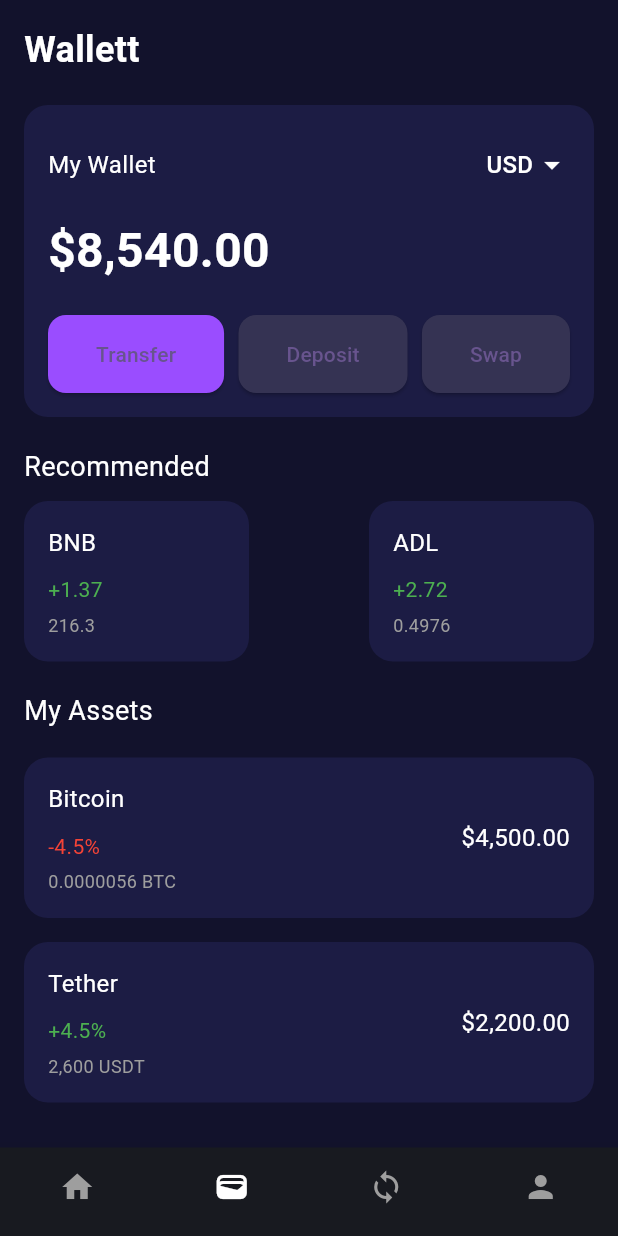
After one commit to RasZarky/Pepe, a Flutter app: the screen it shows after launch, item 2 of the bottom bar chosen, on a phone screen of 412 x 824 dp. The commit adds this screen. Run offline on Flutter 3.47's test engine with Material 3 defaults, Android fonts, the light colour scheme and no system bars; missing offline and left inert: crypto_market.

Commit message:
wallet basic structure added

```diff
--- a/lib/bottomNavBar/bottom_nav_bar.dart
+++ b/lib/bottomNavBar/bottom_nav_bar.dart
@@ -1,17 +1,25 @@
 import 'package:flutter/material.dart';
+import 'package:pepe/home/home_page.dart';
+import 'package:pepe/wallet/wallet_page.dart';
 
 class BottomNavigationBarWidget extends StatefulWidget {
+  final int selectedindex;
+
+  const BottomNavigationBarWidget({super.key, required this.selectedindex});
+
   @override
   _BottomNavigationBarWidgetState createState() => _BottomNavigationBarWidgetState();
 }
 
 class _BottomNavigationBarWidgetState extends State<BottomNavigationBarWidget> {
-  int _selectedIndex = 0;
+
 
   void _onItemTapped(int index) {
-    setState(() {
-      _selectedIndex = index;
-    });
+    if (index == 1 && widget.selectedindex != 1){
+      Navigator.push(context, MaterialPageRoute(builder: (context) => const WalletPage()));
+    } else if(index == 0 && widget.selectedindex != 0){
+      Navigator.push(context, MaterialPageRoute(builder: (context) => const HomePage()));
+    }
   }
  //ToDo Complete this part
   @override
@@ -24,7 +32,7 @@ class _BottomNavigationBarWidgetState extends State<BottomNavigationBarWidget> {
         ),
         BottomNavigationBarItem(
           icon: Icon(Icons.wallet),
-          label: '',
+          label: 'Wallet',
         ),
         BottomNavigationBarItem(
           icon: Icon(Icons.loop),
@@ -35,7 +43,7 @@ class _BottomNavigationBarWidgetState extends State<BottomNavigationBarWidget> {
           label: '',
         ),
       ],
-      currentIndex: _selectedIndex,
+      currentIndex: widget.selectedindex,
       selectedItemColor: Colors.white,
       unselectedItemColor: Colors.grey,
       backgroundColor: Color(0xFF181A20),
--- a/lib/home/home_page.dart
+++ b/lib/home/home_page.dart
@@ -220,7 +220,7 @@ class _HomePageState extends State<HomePage> {
           ),
         ),
       ),
-      bottomNavigationBar: BottomNavigationBarWidget(),
+      bottomNavigationBar: BottomNavigationBarWidget(selectedindex: 0,),
     );
 
 }
--- /dev/null
+++ b/lib/wallet/wallet_page.dart
@@ -0,0 +1,232 @@
+import 'package:flutter/cupertino.dart';
+import 'package:flutter/material.dart';
+
+import '../bottomNavBar/bottom_nav_bar.dart';
+
+class WalletPage extends StatefulWidget {
+  const WalletPage({super.key});
+
+  @override
+  State<WalletPage> createState() => _WalletPageState();
+}
+
+class _WalletPageState extends State<WalletPage> {
+  @override
+  Widget build(BuildContext context) {
+    return Scaffold(
+      backgroundColor: Color(0xFF12122C),
+      bottomNavigationBar: BottomNavigationBarWidget(selectedindex: 1,),
+      body: SafeArea(
+        child: Padding(
+          padding: const EdgeInsets.all(16.0),
+          child: SingleChildScrollView(
+            child: Column(
+              crossAxisAlignment: CrossAxisAlignment.start,
+              children: [
+                Text(
+                  'Wallett',
+                  style: TextStyle(
+                    color: Colors.white,
+                    fontSize: 24,
+                    fontWeight: FontWeight.bold,
+                  ),
+                ),
+                SizedBox(height: 20),
+                Container(
+                  padding: EdgeInsets.all(16),
+                  decoration: BoxDecoration(
+                    color: Color(0xFF1C1C44),
+                    borderRadius: BorderRadius.circular(16),
+                  ),
+                  child: Column(
+                    crossAxisAlignment: CrossAxisAlignment.start,
+                    children: [
+                      Row(
+                        mainAxisAlignment: MainAxisAlignment.spaceBetween,
+                        children: [
+                          Text(
+                            'My Wallet',
+                            style: TextStyle(color: Colors.white, fontSize: 16),
+                          ),
+                          DropdownButton<String>(
+                            value: 'USD',
+                            dropdownColor: Color(0xFF1C1C44),
+                            icon: Icon(Icons.arrow_drop_down, color: Colors
+                                .white),
+                            underline: SizedBox(),
+                            items: <String>['USD', 'EUR', 'GBP']
+                                .map<DropdownMenuItem<String>>((String value) {
+                              return DropdownMenuItem<String>(
+                                value: value,
+                                child: Text(
+                                  value,
+                                  style: TextStyle(color: Colors.white),
+                                ),
+                              );
+                            }).toList(),
+                            onChanged: (String? newValue) {},
+                          ),
+                        ],
+                      ),
+                      SizedBox(height: 10),
+                      Text(
+                        '\$8,540.00',
+                        style: TextStyle(
+                          color: Colors.white,
+                          fontSize: 32,
+                          fontWeight: FontWeight.bold,
+                        ),
+                      ),
+                      SizedBox(height: 20),
+                      Row(
+                        mainAxisAlignment: MainAxisAlignment.spaceBetween,
+                        children: [
+                          ElevatedButton(
+                            onPressed: () {},
+                            style: ElevatedButton.styleFrom(
+                              backgroundColor: Color(0xFF9A4DFF),
+                              shape: RoundedRectangleBorder(
+                                borderRadius: BorderRadius.circular(12),
+                              ),
+                              padding: EdgeInsets.symmetric(
+                                  horizontal: 32, vertical: 16),
+                            ),
+                            child: Text('Transfer'),
+                          ),
+                          ElevatedButton(
+                            onPressed: () {},
+                            style: ElevatedButton.styleFrom(
+                              backgroundColor: Color(0xFF353353),
+                              shape: RoundedRectangleBorder(
+                                borderRadius: BorderRadius.circular(12),
+                              ),
+                              padding: EdgeInsets.symmetric(
+                                  horizontal: 32, vertical: 16),
+                            ),
+                            child: Text('Deposit'),
+                          ),
+                          ElevatedButton(
+                            onPressed: () {},
+                            style: ElevatedButton.styleFrom(
+                              backgroundColor: Color(0xFF353353),
+                              shape: RoundedRectangleBorder(
+                                borderRadius: BorderRadius.circular(12),
+                              ),
+                              padding: EdgeInsets.symmetric(
+                                  horizontal: 32, vertical: 16),
+                            ),
+                            child: Text('Swap'),
+                          ),
+                        ],
+                      ),
+                    ],
+                  ),
+                ),
+                SizedBox(height: 20),
+                Text(
+                  'Recommended',
+                  style: TextStyle(color: Colors.white, fontSize: 18),
+                ),
+                SizedBox(height: 10),
+                Row(
+                  mainAxisAlignment: MainAxisAlignment.spaceBetween,
+                  children: [
+                    _buildRecommendedCard('BNB', '+1.37', '216.3'),
+                    _buildRecommendedCard('ADL', '+2.72', '0.4976'),
+                  ],
+                ),
+                SizedBox(height: 20),
+                Text(
+                  'My Assets',
+                  style: TextStyle(color: Colors.white, fontSize: 18),
+                ),
+                SizedBox(height: 10),
+                _buildAssetCard(
+                    'Bitcoin', '\$4,500.00', '-4.5%', '0.0000056 BTC'),
+                _buildAssetCard('Tether', '\$2,200.00', '+4.5%', '2,600 USDT'),
+                _buildAssetCard('Etherium', '\$2,000.00', '+2.1%', '0.0034 ETH'),
+                _buildAssetCard('Chain Link', '\$800.00', '+2.1%', '0.0034 ETH'),
+              ],
+            ),
+          ),
+        ),
+      ),
+    );
+  }
+}
+
+Widget _buildRecommendedCard(String name, String change, String value) {
+  return Container(
+    width: 150,
+    padding: EdgeInsets.all(16),
+    decoration: BoxDecoration(
+      color: Color(0xFF1C1C44),
+      borderRadius: BorderRadius.circular(16),
+    ),
+    child: Column(
+      crossAxisAlignment: CrossAxisAlignment.start,
+      children: [
+        Text(
+          name,
+          style: TextStyle(color: Colors.white, fontSize: 16),
+        ),
+        SizedBox(height: 10),
+        Text(
+          change,
+          style: TextStyle(
+            color: change.contains('-') ? Colors.red : Colors.green,
+            fontSize: 14,
+          ),
+        ),
+        SizedBox(height: 5),
+        Text(
+          value,
+          style: TextStyle(color: Colors.grey, fontSize: 12),
+        ),
+      ],
+    ),
+  );
+}
+
+Widget _buildAssetCard(
+    String name, String amount, String change, String quantity) {
+  return Container(
+    margin: EdgeInsets.symmetric(vertical: 8),
+    padding: EdgeInsets.all(16),
+    decoration: BoxDecoration(
+      color: Color(0xFF1C1C44),
+      borderRadius: BorderRadius.circular(16),
+    ),
+    child: Row(
+      mainAxisAlignment: MainAxisAlignment.spaceBetween,
+      children: [
+        Column(
+          crossAxisAlignment: CrossAxisAlignment.start,
+          children: [
+            Text(
+              name,
+              style: TextStyle(color: Colors.white, fontSize: 16),
+            ),
+            SizedBox(height: 10),
+            Text(
+              change,
+              style: TextStyle(
+                color: change.contains('-') ? Colors.red : Colors.green,
+                fontSize: 14,
+              ),
+            ),
+            SizedBox(height: 5),
+            Text(
+              quantity,
+              style: TextStyle(color: Colors.grey, fontSize: 12),
+            ),
+          ],
+        ),
+        Text(
+          amount,
+          style: TextStyle(color: Colors.white, fontSize: 16),
+        ),
+      ],
+    ),
+  );
+}
```
